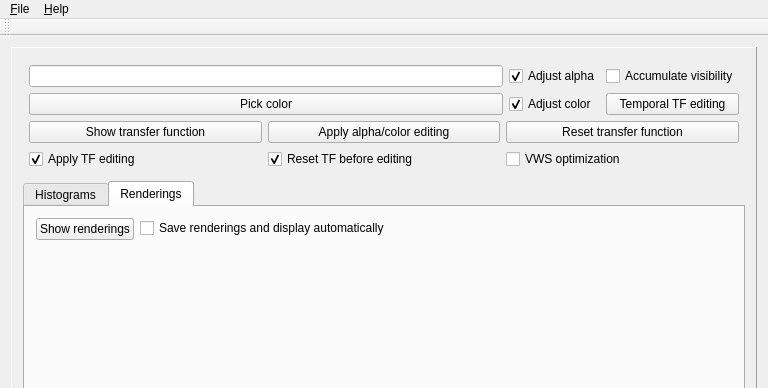
luosz/cuda-visibility, file QtCuda/mainwindow.ui: the form before one commit; both pictures show x 0 to 768 and y 0 to 388 of the 768 by 940 pixel window.
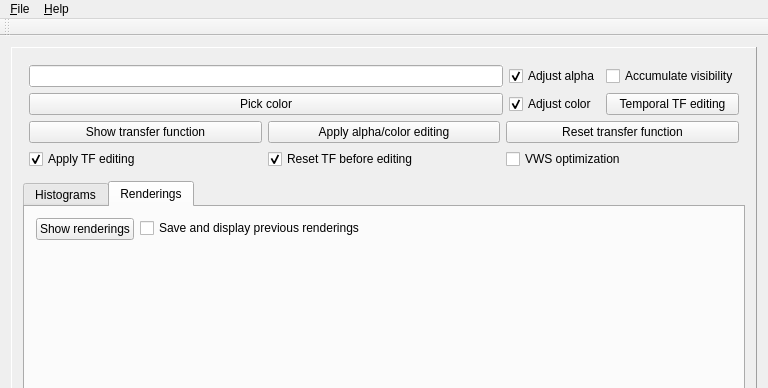
The form after the commit. The open tabs and pages were chosen to show the change.

Commit message: if (abs(loc2.x-loc.x) + abs(loc2.y-loc.y) >= n>>3)

What changed in the file:
```diff
--- a/QtCuda/mainwindow.ui
+++ b/QtCuda/mainwindow.ui
@@ -229,7 +229,7 @@
              <item row="0" column="1">
               <widget class="QCheckBox" name="checkBox_7">
                <property name="text">
-                <string>Save renderings and display automatically</string>
+                <string>Save and display previous renderings</string>
                </property>
               </widget>
              </item>
```
The commit also changes 2 other files.
